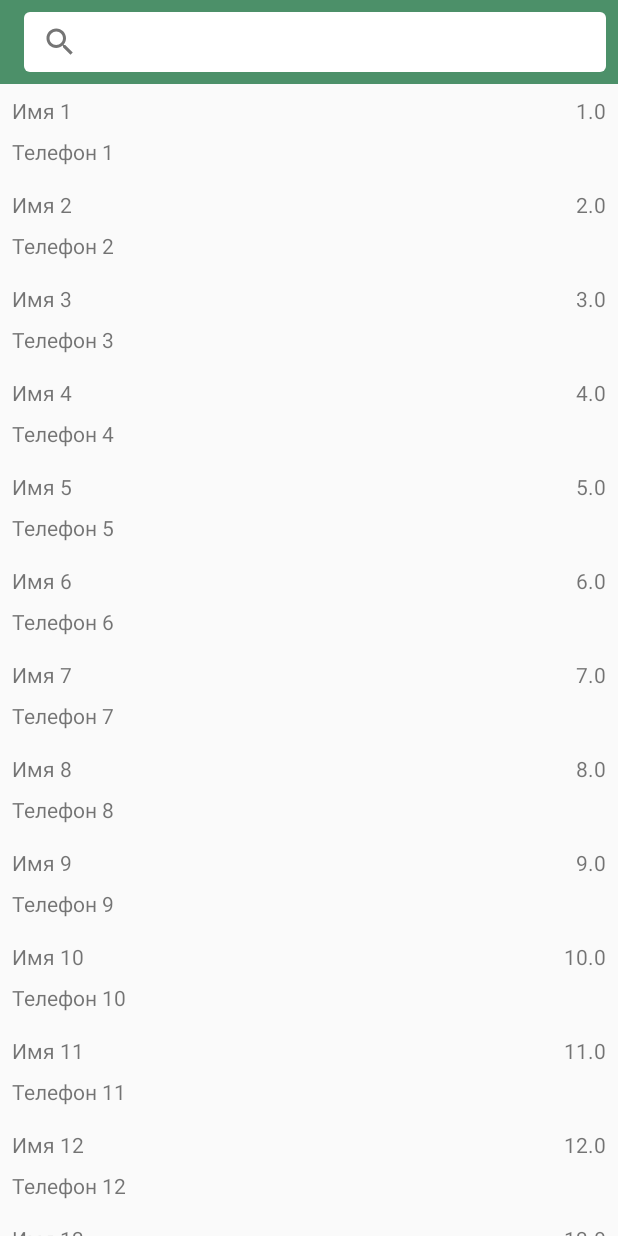
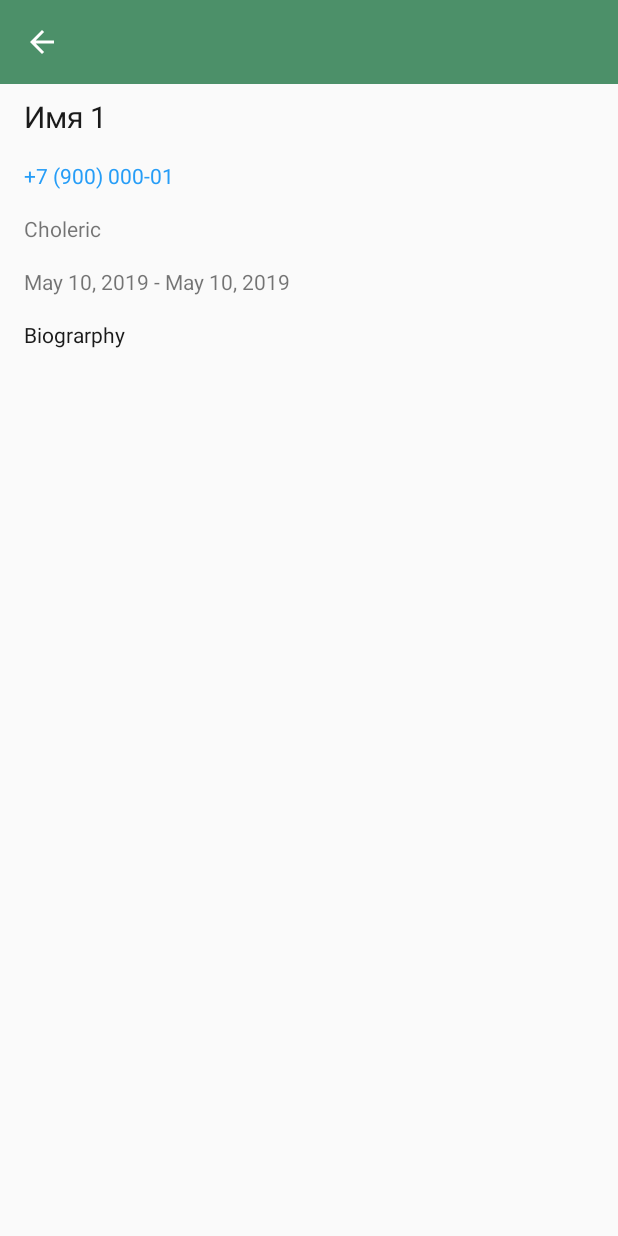
Before and after one commit to WildyDS/Contacts, an Android app: the screen it shows after launch (MainActivity), after a tap on an icon or button, on a phone screen of 412 x 824 dp. Run offline under Robolectric (Android 15) with nearby library versions, the phone set to English and light mode, and no system bars; our stand-ins replace Room's generated code, data binding.

Commit message:
feat: экран с контактом

```diff
--- a/app/src/main/java/alexander/logunov/contacts/MainActivity.kt
+++ b/app/src/main/java/alexander/logunov/contacts/MainActivity.kt
@@ -2,10 +2,10 @@ package alexander.logunov.contacts
 
 import alexander.logunov.contacts.data.model.Contact
 import alexander.logunov.contacts.databinding.ActivityMainBinding
+import alexander.logunov.contacts.view.ContactFragment
 import alexander.logunov.contacts.view.ContactsFragment
 import android.os.Bundle
 import android.util.Log
-import android.view.Menu
 import androidx.appcompat.app.AppCompatActivity
 import androidx.databinding.DataBindingUtil
 
@@ -27,7 +27,26 @@ class MainActivity : AppCompatActivity(), ContactsFragment.OnListFragmentInterac
         }
     }
 
-    override fun onListFragmentInteraction(contact: Contact?) {
-        Log.d(TAG, contact?.toString())
+    override fun onListFragmentInteraction(contact: Contact) {
+        Log.d(TAG, contact.toString())
+        supportFragmentManager.beginTransaction()
+            .replace(R.id.container, ContactFragment.newInstance(contact))
+            .addToBackStack("ContactFragment")
+            .commit()
+    }
+
+    override fun onSupportNavigateUp(): Boolean {
+        onBackPressed()
+        return true
+    }
+
+    override fun onBackPressed() {
+        with (supportFragmentManager)  {
+            if (backStackEntryCount > 0) {
+                popBackStack()
+            }  else {
+                super.onBackPressed()
+            }
+        }
     }
 }
--- /dev/null
+++ b/app/src/main/java/alexander/logunov/contacts/adapter/BindingAdapters.kt
@@ -0,0 +1,16 @@
+package alexander.logunov.contacts.adapter
+
+import alexander.logunov.contacts.data.model.EducationPeriod
+import alexander.logunov.contacts.data.model.Temperament
+import android.widget.TextView
+import androidx.databinding.BindingAdapter
+
+@BindingAdapter("android:text")
+fun TextView.setText(educationPeriod: EducationPeriod) {
+    text = educationPeriod.toString()
+}
+
+@BindingAdapter("android:text")
+fun TextView.setText(temperament: Temperament) {
+    text = temperament.toString()
+}
--- a/app/src/main/java/alexander/logunov/contacts/data/model/Contact.kt
+++ b/app/src/main/java/alexander/logunov/contacts/data/model/Contact.kt
@@ -3,6 +3,7 @@ package alexander.logunov.contacts.data.model
 import androidx.room.ColumnInfo
 import androidx.room.Entity
 import androidx.room.PrimaryKey
+import java.text.SimpleDateFormat
 import java.util.*
 
 @Entity
@@ -14,7 +15,11 @@ enum class Temperament {
 data class EducationPeriod (
     @ColumnInfo(name = "start") val start: Date,
     @ColumnInfo(name = "end") val end: Date
-)
+) {
+    override fun toString(): String {
+        return ("${SimpleDateFormat.getDateInstance().format(start)} - ${SimpleDateFormat.getDateInstance().format(end)}")
+    }
+}
 
 @Entity
 data class Contact (
@@ -22,10 +27,21 @@ data class Contact (
     @ColumnInfo(name = "name") val name: String,
     @ColumnInfo(name = "phone") val phone: String,
     @ColumnInfo(name = "height") val height: Float,
-    @ColumnInfo(name = "biography") val biography: String?,
-    @ColumnInfo(name = "temperament") val temperament: Temperament?,
-    @ColumnInfo(name = "education_period") val educationPeriod: EducationPeriod?
-)
+    @ColumnInfo(name = "biography") val biography: String,
+    @ColumnInfo(name = "temperament") val temperament: Temperament,
+    @ColumnInfo(name = "education_period") val educationPeriod: EducationPeriod
+) {
+    override fun toString(): String {
+        return "{\n" +
+                "name: $name,\n" +
+                "phone:  $phone,\n" +
+                "height: $height\n" +
+                "height: $biography\n" +
+                "temperament: $temperament\n" +
+                "educationPeriod: $educationPeriod\n" +
+                "}"
+    }
+}
 
 /*
 id (string) — ID контакта
--- /dev/null
+++ b/app/src/main/java/alexander/logunov/contacts/view/ContactFragment.kt
@@ -0,0 +1,50 @@
+package alexander.logunov.contacts.view
+
+import alexander.logunov.contacts.MainActivity
+import androidx.lifecycle.ViewModelProviders
+import android.os.Bundle
+import androidx.fragment.app.Fragment
+import android.view.LayoutInflater
+import android.view.View
+import android.view.ViewGroup
+
+import alexander.logunov.contacts.R
+import alexander.logunov.contacts.data.model.Contact
+import alexander.logunov.contacts.databinding.ContactFragmentBinding
+import alexander.logunov.contacts.view_model.ContactViewModel
+import android.text.util.Linkify
+import androidx.databinding.DataBindingUtil
+
+class ContactFragment(val contact: Contact) : Fragment() {
+
+    lateinit var binding: ContactFragmentBinding
+
+    companion object {
+        fun newInstance(contact: Contact) = ContactFragment(contact)
+    }
+
+    private lateinit var viewModel: ContactViewModel
+
+    override fun onCreateView(
+        inflater: LayoutInflater, container: ViewGroup?,
+        savedInstanceState: Bundle?
+    ): View? {
+        binding = DataBindingUtil.inflate(inflater, R.layout.contact_fragment, container, false)
+        if (context is MainActivity) {
+            with (context as MainActivity) {
+                setSupportActionBar(binding.toolbar)
+                supportActionBar?.setDisplayHomeAsUpEnabled(true)
+                supportActionBar?.setDisplayShowHomeEnabled(true)
+            }
+        }
+        binding.contact = contact
+        return binding.root
+    }
+
+    override fun onActivityCreated(savedInstanceState: Bundle?) {
+        super.onActivityCreated(savedInstanceState)
+        viewModel = ViewModelProviders.of(this).get(ContactViewModel::class.java)
+        // TODO: Use the ViewModel
+    }
+
+}
--- a/app/src/main/java/alexander/logunov/contacts/view/ContactsFragment.kt
+++ b/app/src/main/java/alexander/logunov/contacts/view/ContactsFragment.kt
@@ -109,7 +109,7 @@ class ContactsFragment : androidx.fragment.app.Fragment() {
     }
 
     interface OnListFragmentInteractionListener {
-        fun onListFragmentInteraction(contact: Contact?)
+        fun onListFragmentInteraction(contact: Contact)
     }
 
     companion object {
--- a/app/src/main/java/alexander/logunov/contacts/view_model/ContactListModel.kt
+++ b/app/src/main/java/alexander/logunov/contacts/view_model/ContactListModel.kt
@@ -1,9 +1,13 @@
 package alexander.logunov.contacts.view_model
 
 import alexander.logunov.contacts.data.model.Contact
+import alexander.logunov.contacts.data.model.EducationPeriod
+import alexander.logunov.contacts.data.model.Temperament
 import androidx.lifecycle.LiveData
 import androidx.lifecycle.MutableLiveData
 import androidx.lifecycle.ViewModel
+import java.util.*
+import kotlin.collections.ArrayList
 
 class ContactListModel : ViewModel() {
 
@@ -42,11 +46,11 @@ class ContactListModel : ViewModel() {
                 Contact(
                     "test-id $i",
                     "Имя $i",
-                    "Телефон $i",
+                    "+7 (900) 000-0$i",
                     i.toFloat(),
-                    null,
-                    null,
-                    null
+                    "Biograrphy",
+                    Temperament.Choleric,
+                    EducationPeriod(Date(), Date())
                 )
             )
         }
--- /dev/null
+++ b/app/src/main/java/alexander/logunov/contacts/view_model/ContactViewModel.kt
@@ -0,0 +1,8 @@
+package alexander.logunov.contacts.view_model
+
+import androidx.lifecycle.ViewModel;
+
+class ContactViewModel : ViewModel() {
+
+    // TODO: Implement the ViewModel
+}
--- /dev/null
+++ b/app/src/main/res/layout/contact_fragment.xml
@@ -0,0 +1,70 @@
+<?xml version="1.0" encoding="utf-8"?>
+<layout
+        xmlns:android="http://schemas.android.com/apk/res/android"
+        xmlns:tools="http://schemas.android.com/tools" xmlns:app="http://schemas.android.com/apk/res-auto"
+        tools:context=".view.ContactFragment">
+    <data>
+        <variable name="contact" type="alexander.logunov.contacts.data.model.Contact"/>
+    </data>
+    <LinearLayout
+            android:layout_width="match_parent"
+            android:layout_height="match_parent"
+            android:orientation="vertical">
+
+        <androidx.appcompat.widget.Toolbar
+                android:layout_width="match_parent"
+                android:layout_height="?attr/actionBarSize"
+                android:id="@+id/toolbar"
+                android:background="@color/colorPrimary"
+                app:title=" "
+                android:theme="@style/AppTheme.Toolbar"/>
+
+        <TextView
+                android:id="@+id/phone"
+                android:layout_width="match_parent"
+                android:layout_height="wrap_content"
+                android:text="@{contact.name}"
+                style="@style/Text.Header"
+                android:layout_marginVertical="8dp"
+                android:layout_marginHorizontal="16dp"
+        />
+
+        <TextView
+                android:layout_width="match_parent"
+                android:layout_height="wrap_content"
+                android:text="@{contact.phone}"
+                android:linksClickable="true"
+                android:layout_marginVertical="8dp"
+                android:layout_marginHorizontal="16dp"
+                style="@style/Text.Link"
+        />
+
+        <TextView
+                android:layout_width="match_parent"
+                android:layout_height="wrap_content"
+                android:text="@{contact.temperament}"
+                android:layout_marginVertical="8dp"
+                android:layout_marginHorizontal="16dp"
+                style="@style/Text.Secondary"
+        />
+
+        <TextView
+                android:layout_width="match_parent"
+                android:layout_height="wrap_content"
+                android:text="@{contact.educationPeriod}"
+                android:layout_marginVertical="8dp"
+                android:layout_marginHorizontal="16dp"
+                style="@style/Text.Secondary"
+        />
+
+        <TextView
+                android:layout_width="match_parent"
+                android:layout_height="wrap_content"
+                android:text="@{contact.biography}"
+                android:layout_marginVertical="8dp"
+                android:layout_marginHorizontal="16dp"
+                style="@style/Text"
+        />
+
+    </LinearLayout>
+</layout>
--- a/app/src/main/res/values/styles.xml
+++ b/app/src/main/res/values/styles.xml
@@ -11,9 +11,31 @@
         <item name="android:textColorLink">@color/colorBlue</item>
     </style>
 
-    <style name = "AppTheme.NoActionBar" parent = "@style/AppTheme">
+    <style name = "AppTheme.NoActionBar" parent = "AppTheme">
         <item name="windowActionBar">false</item>
         <item name="windowNoTitle">true</item>
     </style>
 
+    <style name="AppTheme.Toolbar" parent = "AppTheme">
+        <item name="android:textColorPrimary">@android:color/white</item>
+        <item name="android:textColorSecondary">@android:color/white</item>
+    </style>
+
+    <style name="Text">
+        <item name="android:textColor">@color/colorBlack</item>
+        <item name="android:textColorLink">@color/colorBlue</item>
+    </style>
+
+    <style name="Text.Header" parent="Text">
+        <item name="android:textSize">20sp</item>
+    </style>
+
+    <style name="Text.Secondary" parent="Text">
+        <item name="android:textColor">@color/colorGray</item>
+    </style>
+
+    <style name="Text.Link" parent="Text">
+        <item name="android:textColor">@color/colorBlue</item>
+    </style>
+
 </resources>
```
